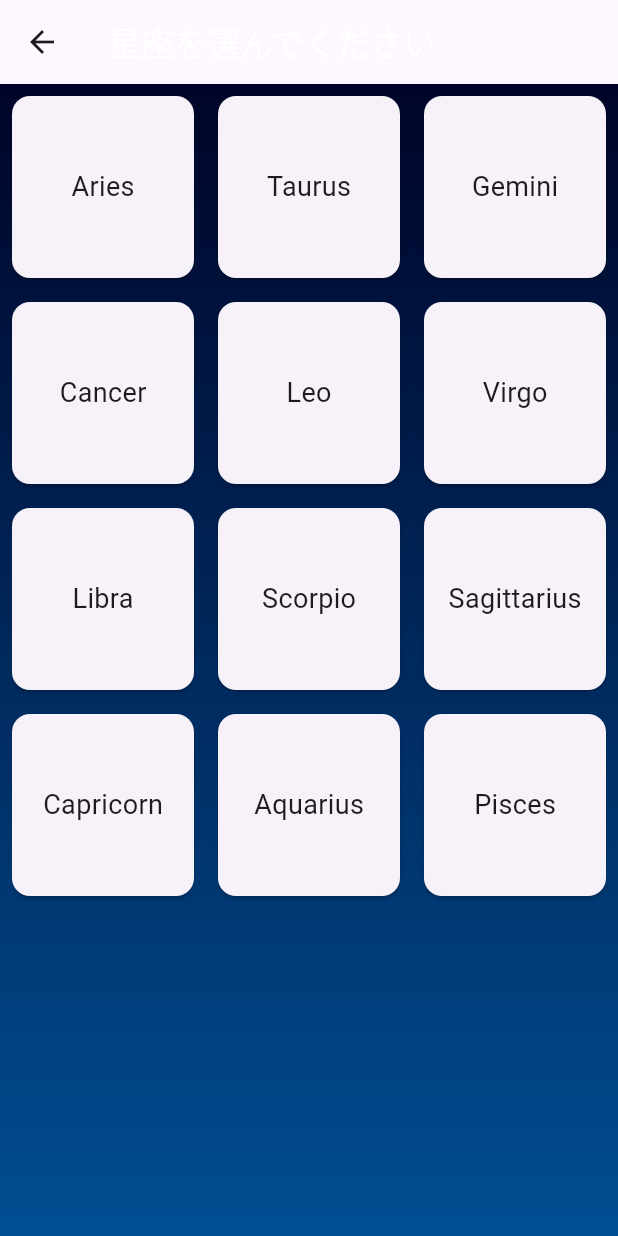
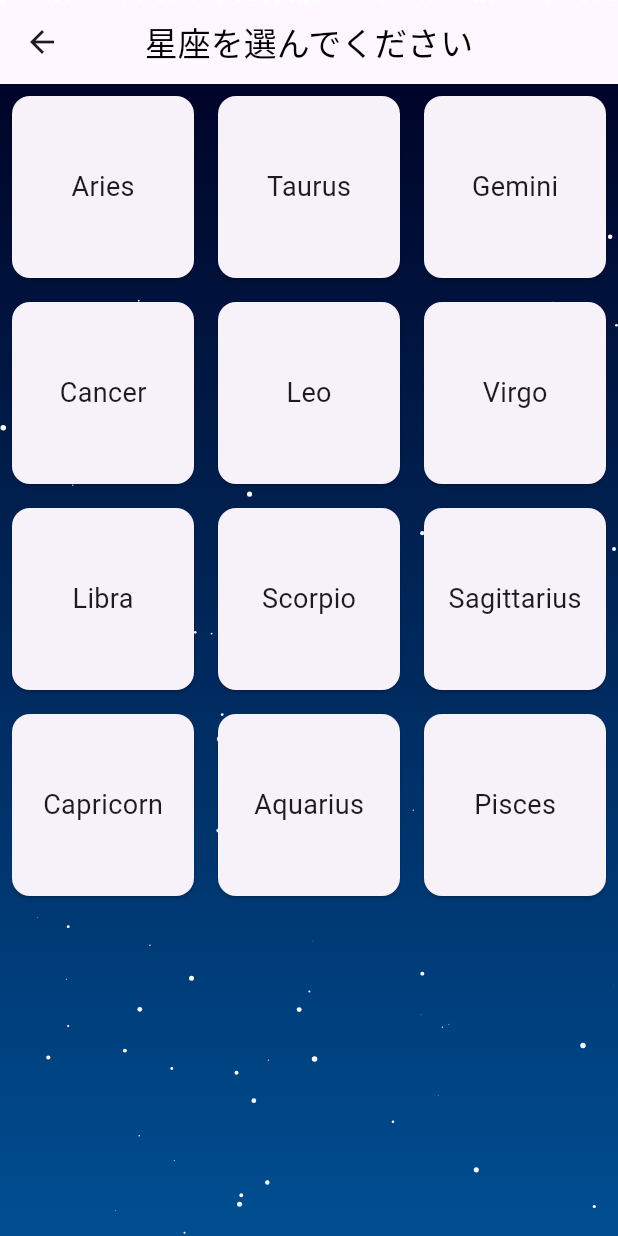
Before and after one commit to hatakeyamar186/horoscope_app, a Flutter app: the screen it shows after launch, after a tap on "占いを始める", on a phone screen of 412 x 824 dp. Run offline on Flutter 3.47's test engine with Material 3 defaults, Android fonts, the phone set to English and light mode, and no system bars.

Commit message:
star_background.dartのインポートが上手くいかなかったので直接コードにして背景を実装した。またインポートの実装に挑戦したい。

```diff
--- a/lib/screens/horoscope_screen.dart
+++ b/lib/screens/horoscope_screen.dart
@@ -1,3 +1,4 @@
+import 'dart:math';
 import 'package:flutter/material.dart';
 
 class HoroscopeScreen extends StatelessWidget {
@@ -10,11 +11,13 @@ class HoroscopeScreen extends StatelessWidget {
         title: const Text(
           '星座を選んでください',
           style: TextStyle(
-            color: Colors.white,
+            color: Colors.black,
           ),
         ),
-      ),
-      body: Container(
+        centerTitle: true,
+        backgroundColor: Colors.transparent,
+        elevation: 0, // 影をなくす
+        flexibleSpace: Container(
           decoration: const BoxDecoration(
             gradient: LinearGradient(
               begin: Alignment.topCenter,
@@ -25,7 +28,34 @@ class HoroscopeScreen extends StatelessWidget {
               ],
             ),
           ),
-        child: GridView.count(
+          child: CustomPaint(
+            painter: StarPainter(),
+          ),
+        ),
+      ),
+      body: Stack(
+        children: [
+          // 背景グラデーション
+          Container(
+            decoration: const BoxDecoration(
+              gradient: LinearGradient(
+                begin: Alignment.topCenter,
+                end: Alignment.bottomCenter,
+                colors: [
+                  Color(0xFF000428),
+                  Color(0xFF004e92),
+                ],
+              ),
+            ),
+          ),
+          // 星を描画
+          Positioned.fill(
+            child: CustomPaint(
+              painter: StarPainter(),
+            ),
+          ),
+          // グリッドビュー
+          GridView.count(
             crossAxisCount: 3,
             children: List.generate(12, (index) {
               final signs = [
@@ -58,7 +88,28 @@ class HoroscopeScreen extends StatelessWidget {
               );
             }),
           ),
+        ],
       ),
     );
   }
 }
+
+// 星の描画クラス
+class StarPainter extends CustomPainter {
+  @override
+  void paint(Canvas canvas, Size size) {
+    final paint = Paint()..color = Colors.white;
+    final random = Random();
+    for (var i = 0; i < 100; i++) {
+      final dx = random.nextDouble() * size.width;
+      final dy = random.nextDouble() * size.height;
+      final radius = random.nextDouble() * 2;
+      canvas.drawCircle(Offset(dx, dy), radius, paint);
+    }
+  }
+
+  @override
+  bool shouldRepaint(covariant CustomPainter oldDelegate) {
+    return false;
+  }
+}
```
Lines whose indentation alone changed are shown as unchanged.
